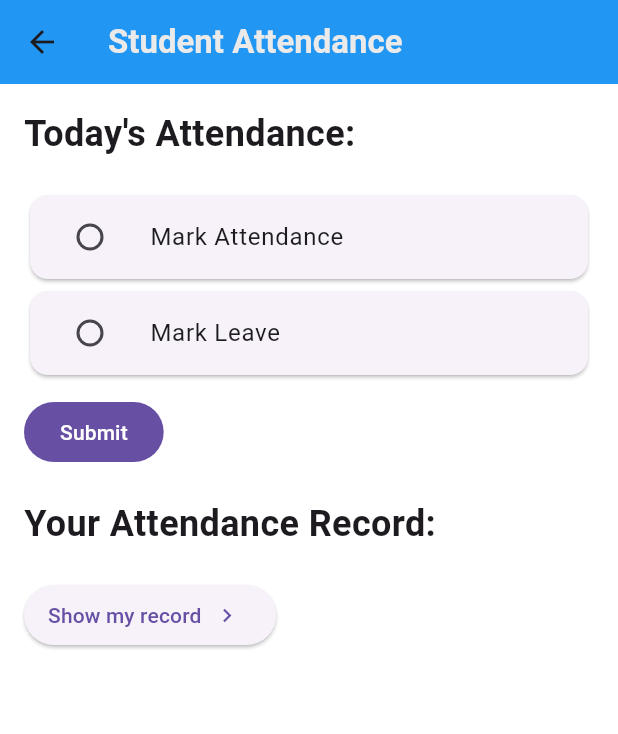
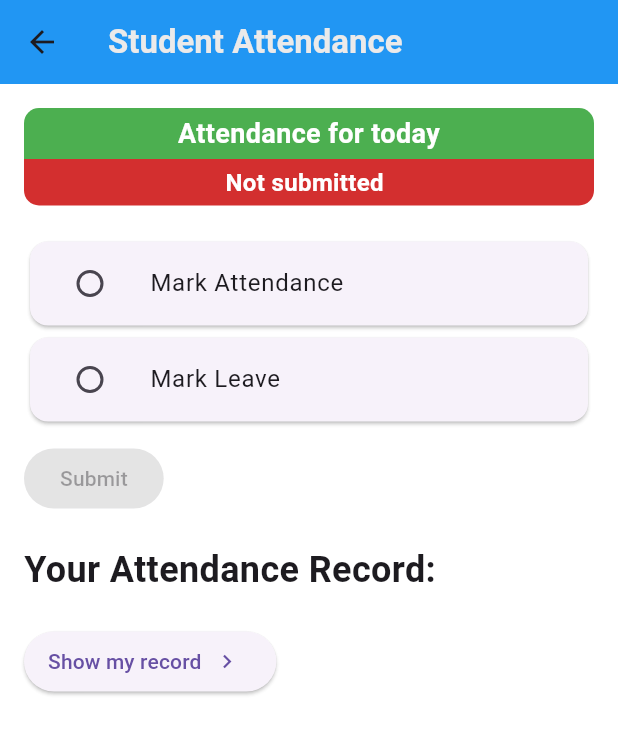
Before and after one commit to abdullah-works/Attendance-Management-System-App, a Flutter app: the UserPanel screen opened directly, on a phone screen of 412 x 824 dp. Shown: the top 734 px of the screen. Run offline on Flutter 3.47's test engine with Material 3 defaults, Android fonts, the light colour scheme and no system bars; our stand-ins replace cloud_firestore, firebase_auth, firebase_core, flutter_spinkit, internet_connection_checker_plus; accounts and stored records are empty.

Commit message:
added conditional container display based on attendance status
Specific content along with relative coloring is used in the containers based on the whether the attendance for that day is submitted or not.

```diff
--- a/lib/screens/user_panel.dart
+++ b/lib/screens/user_panel.dart
@@ -12,6 +12,7 @@ class UserPanel extends StatefulWidget {
 
 class _UserPanelState extends State<UserPanel> {
   AttendanceOptions? _character;
+  bool isAttendanceSubmitted = false;
   @override
   Widget build(BuildContext context) {
     return Scaffold(
@@ -29,12 +30,54 @@ class _UserPanelState extends State<UserPanel> {
         child: Column(
           crossAxisAlignment: CrossAxisAlignment.start,
           children: [
-            const Text(
-              "Today's Attendance:",
+            Container(
+              width: double.infinity,
+              padding: const EdgeInsets.symmetric(vertical: 4, horizontal: 10),
+              decoration: const BoxDecoration(
+                color: Colors.green,
+                borderRadius: BorderRadius.only(
+                  topLeft: Radius.circular(10),
+                  topRight: Radius.circular(10),
+                ),
+              ),
+              child: const Text(
+                'Attendance for today',
                 style: TextStyle(
-                fontSize: 24,
+                  color: Colors.white,
+                  fontSize: 18,
                   fontWeight: FontWeight.bold,
-                // letterSpacing: 1.5,
+                ),
+                textAlign: TextAlign.center,
+              ),
+            ),
+            Container(
+              padding: const EdgeInsets.symmetric(vertical: 4, horizontal: 10),
+              decoration: BoxDecoration(
+                color:
+                    (isAttendanceSubmitted) ? Colors.blue : Colors.red.shade700,
+                borderRadius: const BorderRadius.only(
+                  bottomLeft: Radius.circular(10),
+                  bottomRight: Radius.circular(10),
+                ),
+              ),
+              child: Row(
+                mainAxisAlignment: MainAxisAlignment.center,
+                children: [
+                  Text(
+                    (isAttendanceSubmitted) ? 'Done' : 'Not submitted',
+                    style: const TextStyle(
+                      color: Colors.white,
+                      fontWeight: FontWeight.bold,
+                      fontSize: 16,
+                    ),
+                  ),
+                  const SizedBox(width: 6),
+                  if (isAttendanceSubmitted)
+                    const Icon(
+                      Icons.cloud_done,
+                      color: Colors.white,
+                    ),
+                ],
               ),
             ),
             const SizedBox(height: 20.0),
@@ -65,17 +108,25 @@ class _UserPanelState extends State<UserPanel> {
             //   icon: Icon(Icons.done),
             // ),
             FilledButton(
-              onPressed: () {
+              onPressed: (_character == null)
+                  ? null
+                  : () {
                       showDialog(
                           context: context,
                           builder: (builder) {
                             return AlertDialog(
                               title: const Text('Confirmation'),
-                        content:
-                            const Text("This can't be undone! Are you sure?"),
+                              content: const Text(
+                                  "This can't be undone! Are you sure?"),
                               actions: [
                                 TextButton(
-                              onPressed: () {}, child: const Text('Yes')),
+                                    onPressed: () {
+                                      Navigator.of(context).pop();
+                                      setState(() {
+                                        isAttendanceSubmitted = true;
+                                      });
+                                    },
+                                    child: const Text('Yes')),
                                 TextButton(
                                     onPressed: () {
                                       Navigator.of(context).pop();
```
Lines whose indentation alone changed are shown as unchanged.
